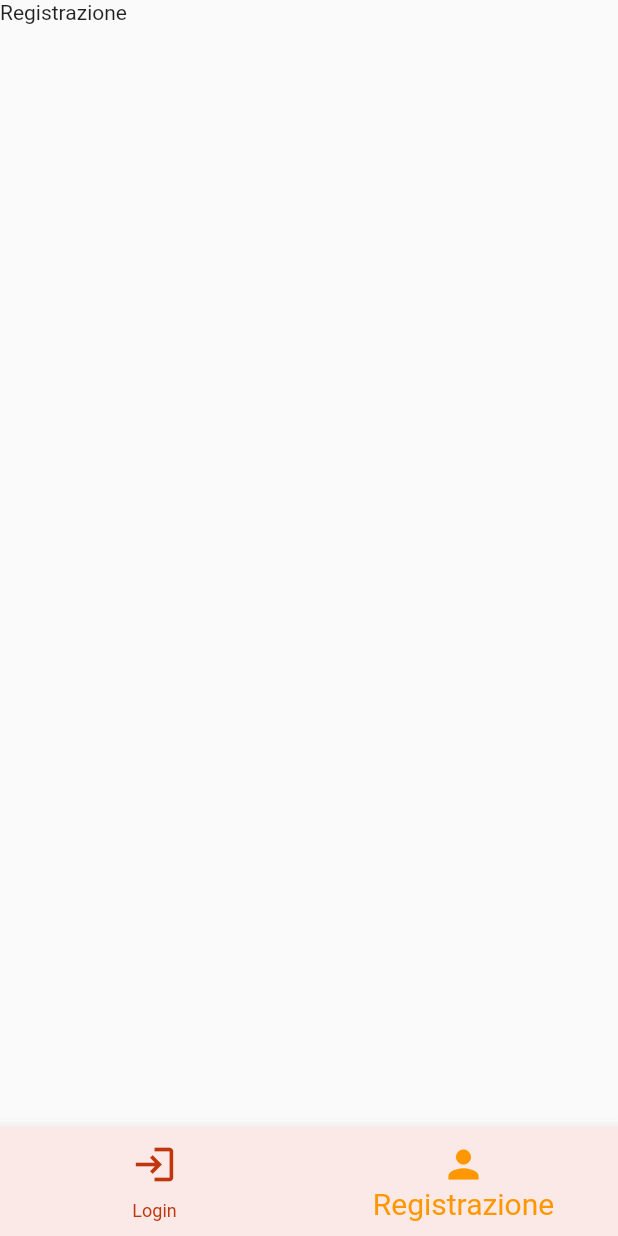
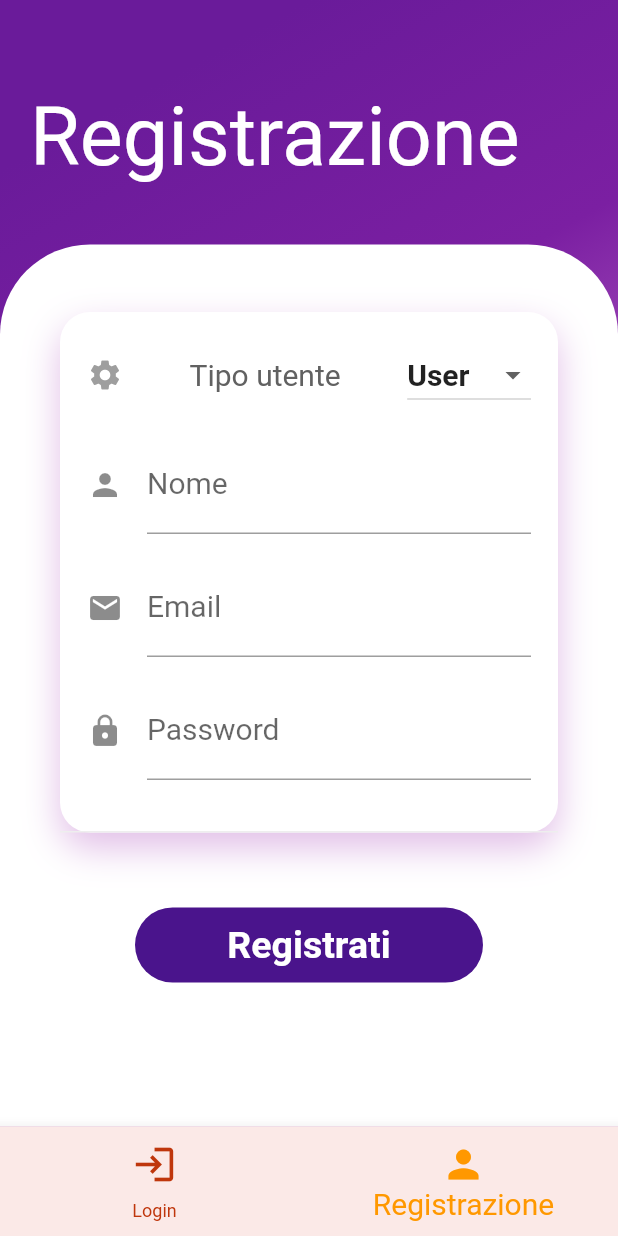
Before and after one commit to andreadeluna/ProgettoSD, a Flutter app: the screen it shows after launch, item 2 of the bottom bar chosen, on a phone screen of 412 x 824 dp. Run offline on Flutter 3.47's test engine with Material 2 defaults, Android fonts, the phone set to English and light mode, and no system bars; our stand-ins replace cloud_firestore, firebase_auth, firebase_core, fluttertoast; accounts and stored records are empty.

Commit message:
Implementazione schermata di registrazione

```diff
--- a/lib/schermate/pagina_iniziale.dart
+++ b/lib/schermate/pagina_iniziale.dart
@@ -1,5 +1,6 @@
 import 'package:flutter/material.dart';
 import 'package:progettosd/schermate/login.dart';
+import 'package:progettosd/schermate/registrazione.dart';
 
 // Pagine iniziale: contiene una bottom navigation bar che consente
 // di visualizzare la schermata di login oppure la schermata di registrazione
@@ -43,10 +44,7 @@ class _PaginaInizialeState extends State<PaginaIniziale> {
           switch (indice) {
           // Visualizzazione schermata di registrazione
             case 1:
-              // return const Register();
-              return Scaffold(
-                body: Text('Registrazione'),
-              );
+              return const Register();
 
           // Visualizzazione schermata di login
             case 0:
--- /dev/null
+++ b/lib/schermate/registrazione.dart
@@ -0,0 +1,360 @@
+import 'package:cloud_firestore/cloud_firestore.dart';
+import 'package:firebase_auth/firebase_auth.dart';
+import 'package:flutter/material.dart';
+import 'package:fluttertoast/fluttertoast.dart';
+import 'package:progettosd/servizi/autenticazione.dart';
+import 'package:provider/provider.dart';
+
+// Registrazione: permette di effettuare la registrazione dell'utente
+class Register extends StatefulWidget {
+  const Register({Key? key}) : super(key: key);
+
+  @override
+  State<Register> createState() => _RegisterState();
+}
+
+// Definizione pagina di registrazione
+class _RegisterState extends State<Register> {
+  // *** Dichiarazione variabili ***
+  late String id;
+  final db = FirebaseFirestore.instance;
+  final _formKey = GlobalKey<FormState>();
+  String? tipoUtente = 'User';
+  final items = ["User", "Admin"];
+  String errorMessage = '';
+
+  // Widget di costruzione della schermata di registrazione
+  @override
+  Widget build(BuildContext context) {
+    // *** Dichiarazione variabili ***
+    final TextEditingController nomeController = TextEditingController();
+    final TextEditingController emailController = TextEditingController();
+    final TextEditingController passwordController = TextEditingController();
+    final authService = Provider.of<Autenticazione>(context);
+
+    // Impedisco di tornare alla schermata precedente
+    return WillPopScope(
+      onWillPop: () async => false,
+      child: MaterialApp(
+        theme: ThemeData(
+          primarySwatch: Colors.deepPurple,
+          inputDecorationTheme: const InputDecorationTheme(
+            focusedBorder: UnderlineInputBorder(
+              borderSide: BorderSide(
+                color: Colors.purple,
+              ),
+            ),
+          ),
+        ),
+        home: Scaffold(
+          resizeToAvoidBottomInset: false,
+          body: Container(
+            padding: const EdgeInsets.symmetric(vertical: 0),
+            width: double.infinity,
+            decoration: BoxDecoration(
+              gradient: LinearGradient(
+                begin: Alignment.topCenter,
+                colors: [
+                  Colors.purple[800]!,
+                  Colors.purple[700]!,
+                  Colors.purple[300]!,
+                ],
+              ),
+            ),
+            child: Column(
+              crossAxisAlignment: CrossAxisAlignment.start,
+              children: [
+                const SizedBox(height: 40),
+                Padding(
+                  padding: const EdgeInsets.all(20),
+                  child: Column(
+                    crossAxisAlignment: CrossAxisAlignment.start,
+                    children: const <Widget>[
+                      Text(
+                        "Registrazione",
+                        style: TextStyle(color: Colors.white, fontSize: 54),
+                      )
+                    ],
+                  ),
+                ),
+                const SizedBox(height: 20),
+                Expanded(
+                  child: Container(
+                    padding: const EdgeInsets.all(10),
+                    decoration: const BoxDecoration(
+                      color: Colors.white,
+                      borderRadius: BorderRadius.only(
+                        topLeft: Radius.circular(60),
+                        topRight: Radius.circular(60),
+                        bottomLeft: Radius.circular(0),
+                        bottomRight: Radius.circular(0),
+                      ),
+                    ),
+                    child: Padding(
+                      padding: const EdgeInsets.all(20),
+                      child: SingleChildScrollView(
+                        padding: const EdgeInsets.all(10),
+                        child: Column(
+                          children: [
+                            const SizedBox(height: 5),
+                            Container(
+                              decoration: BoxDecoration(
+                                color: Colors.white,
+                                borderRadius: BorderRadius.circular(20),
+                                boxShadow: [
+                                  BoxShadow(
+                                    color: Colors.purple[100]!,
+                                    blurRadius: 20,
+                                    offset: const Offset(0, 10),
+                                  )
+                                ],
+                              ),
+                              child: Column(
+                                children: [
+                                  Container(
+                                    padding: const EdgeInsets.all(10),
+                                    decoration: BoxDecoration(
+                                      border: Border(
+                                        bottom: BorderSide(
+                                            color: Colors.grey[200]!),
+                                      ),
+                                    ),
+                                    child: Form(
+                                      key: _formKey,
+                                      child: Center(
+                                        child: Column(
+                                          mainAxisAlignment:
+                                          MainAxisAlignment.center,
+                                          children: [
+                                            Padding(
+                                              padding:
+                                              const EdgeInsets.all(8.0),
+                                              child: Row(
+                                                mainAxisAlignment:
+                                                MainAxisAlignment
+                                                    .spaceBetween,
+                                                children: [
+                                                  Icon(Icons.settings,
+                                                      color: Colors.grey[500]),
+                                                  Text('Tipo utente',
+                                                      style: TextStyle(
+                                                          fontSize: 20,
+                                                          color: Colors
+                                                              .grey[700])),
+                                                  DropdownButton<String>(
+                                                    items: items
+                                                        .map(buildMenuItem)
+                                                        .toList(),
+                                                    hint: const Text("User",
+                                                        style: TextStyle(
+                                                            fontSize: 20)),
+                                                    value: tipoUtente,
+                                                    onChanged: (valore) =>
+                                                        setState(() {
+                                                          tipoUtente = valore;
+                                                        }),
+                                                  ),
+                                                ],
+                                              ),
+                                            ),
+                                            Padding(
+                                              padding:
+                                              const EdgeInsets.all(8.0),
+                                              child: TextFormField(
+                                                style: const TextStyle(
+                                                    fontSize: 20),
+                                                controller: nomeController,
+                                                validator: validazioneNome,
+                                                decoration:
+                                                const InputDecoration(
+                                                  labelText: "Nome",
+                                                  icon: Icon(Icons.person),
+                                                ),
+                                              ),
+                                            ),
+                                            Padding(
+                                              padding:
+                                              const EdgeInsets.all(8.0),
+                                              child: TextFormField(
+                                                style: const TextStyle(
+                                                    fontSize: 20),
+                                                controller: emailController,
+                                                validator: validazioneEmail,
+                                                decoration:
+                                                const InputDecoration(
+                                                  labelText: "Email",
+                                                  icon: Icon(Icons.mail),
+                                                ),
+                                              ),
+                                            ),
+                                            Padding(
+                                              padding:
+                                              const EdgeInsets.all(8.0),
+                                              child: TextFormField(
+                                                style: const TextStyle(
+                                                    fontSize: 20),
+                                                obscureText: true,
+                                                controller: passwordController,
+                                                validator: validazionePassword,
+                                                decoration:
+                                                const InputDecoration(
+                                                  labelText: "Password",
+                                                  icon: Icon(Icons.lock),
+                                                ),
+                                              ),
+                                            ),
+                                            Center(
+                                              child: Column(
+                                                children: [
+                                                  Text(
+                                                    errorMessage,
+                                                    style: const TextStyle(
+                                                        color: Colors.red),
+                                                  ),
+                                                ],
+                                              ),
+                                            ),
+                                          ],
+                                        ),
+                                      ),
+                                    ),
+                                  ),
+                                ],
+                              ),
+                            ),
+                            const SizedBox(height: 50),
+                            GestureDetector(
+                              onTap: () async {
+                                if (_formKey.currentState!.validate()) {
+                                  try {
+                                    // Effettuo la registrazione e aggiorno
+                                    // il database con i dati inseriti
+                                    _formKey.currentState!.save();
+                                    DocumentReference ref =
+                                    await db.collection('Utenti').add(
+                                      {
+                                        'Email': emailController.text,
+                                        'Nome': nomeController.text,
+                                        'TipoUtente': tipoUtente,
+                                        'Eventi': []
+                                      },
+                                    );
+
+                                    await authService
+                                        .createUserWithEmailAndPassword(
+                                        emailController.text,
+                                        passwordController.text);
+
+                                    id = ref.id;
+
+                                    // Toast di avvenuta registrazione
+                                    Fluttertoast.showToast(
+                                      msg: "Registrazione effettuata",
+                                      toastLength: Toast.LENGTH_LONG,
+                                      gravity: ToastGravity.BOTTOM,
+                                      timeInSecForIosWeb: 1,
+                                      backgroundColor: Colors.blueGrey,
+                                      textColor: Colors.white,
+                                      fontSize: 16.0,
+                                    );
+                                    errorMessage = '';
+                                  } on FirebaseAuthException catch (error) {
+                                    // Se il login non è andato a buon fine visualizzo
+                                    // un messaggio di errore contenente l'eccezione
+                                    // restituita da Firebase
+                                    errorMessage = error.message!;
+                                  }
+
+                                  setState(() {});
+                                }
+                              },
+                              child: Container(
+                                height: 50,
+                                margin:
+                                const EdgeInsets.symmetric(horizontal: 50),
+                                decoration: BoxDecoration(
+                                    borderRadius: BorderRadius.circular(50),
+                                    color: Colors.purple[900]),
+                                child: const Center(
+                                  child: Text(
+                                    "Registrati",
+                                    style: TextStyle(
+                                        color: Colors.white,
+                                        fontSize: 25,
+                                        fontWeight: FontWeight.bold),
+                                  ),
+                                ),
+                              ),
+                            ),
+                          ],
+                        ),
+                      ),
+                    ),
+                  ),
+                ),
+              ],
+            ),
+          ),
+        ),
+      ),
+    );
+  }
+
+  // Gestione inserimento tipologia utente
+  DropdownMenuItem<String> buildMenuItem(String item) => DropdownMenuItem(
+    value: item,
+    child: Text(
+      item,
+      style: const TextStyle(
+        fontWeight: FontWeight.bold,
+        fontSize: 20,
+      ),
+    ),
+  );
+}
+
+// Validazione campo di inserimento nome
+String? validazioneNome(String? formNome) {
+  if (formNome == null || formNome.isEmpty) {
+    return "Il nome è richiesto";
+  }
+
+  return null;
+}
+
+// Validazione campo di inserimento indirizzo email
+String? validazioneEmail(String? formEmail) {
+  if (formEmail == null || formEmail.isEmpty) {
+    return "L'indirizzo e-mail è richiesto";
+  }
+
+  String pattern = r'\w+@\w+\.\w+';
+  RegExp regex = RegExp(pattern);
+
+  // Verifica formato email
+  if (!regex.hasMatch(formEmail)) {
+    return "Formato indirizzo e-mail non valido";
+  }
+
+  return null;
+}
+
+// Validazione campo di inserimento password
+String? validazionePassword(String? formPassword) {
+  if (formPassword == null || formPassword.isEmpty) {
+    return "La password è richiesta";
+  }
+
+  String pattern =
+      r'^(?=.*?[A-Z])(?=.*?[a-z])(?=.*?[0-9])(?=.*?[!@#\$&*~]).{8,}$';
+  RegExp regex = RegExp(pattern);
+
+  // Verifica formato password
+  if (!regex.hasMatch(formPassword)) {
+    return '''La password deve essere di almeno 8 caratteri\n
+              e deve contenere una lettera maiuscola, \n
+              un numero e un simbolo''';
+  }
+
+  return null;
+}
```
